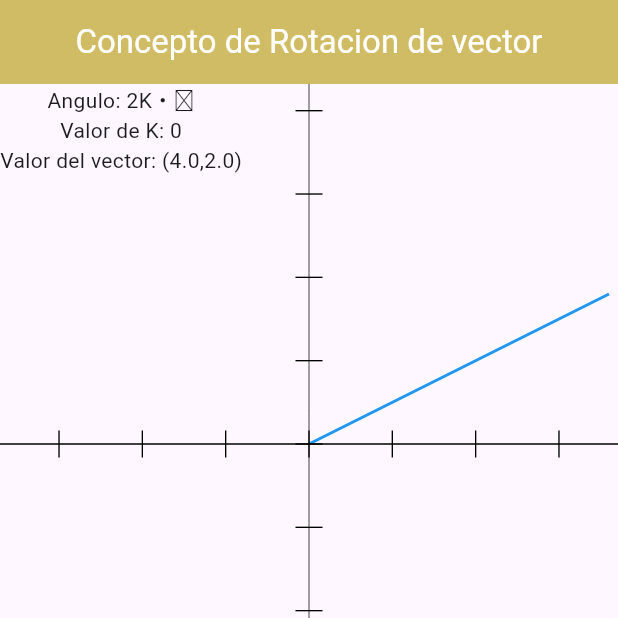
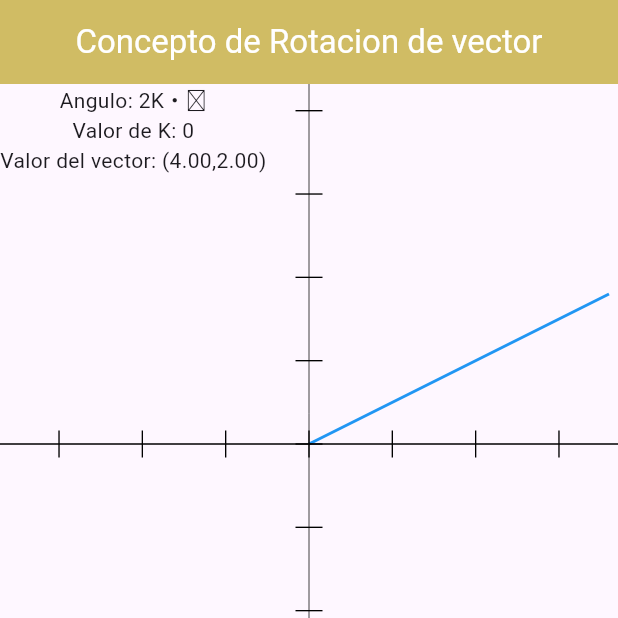
Before and after one commit to pragmatically-dev/rotacion-de-vector, a Flutter app: the screen it shows after launch, on a phone screen of 412 x 824 dp, the top half of it. Run offline on Flutter 3.47's test engine with Material 3 defaults, Android fonts, the phone set to English and light mode, and no system bars; missing offline and left inert: dart:html.

Commit message:
Explicacion agregada

```diff
--- a/lib/main.dart
+++ b/lib/main.dart
@@ -188,7 +188,7 @@ class VectorR2 {
 
   @override
   String toString() {
-    return "(${x1.ceilToDouble()},${x2.ceilToDouble()})";
+    return "(${x1.toStringAsFixed(2)},${x2.toStringAsFixed(2)})";
   }
 
   static VectorR2 rotar(double alpha, VectorR2 v) {
```
Also changed, not shown: 1 other file.
